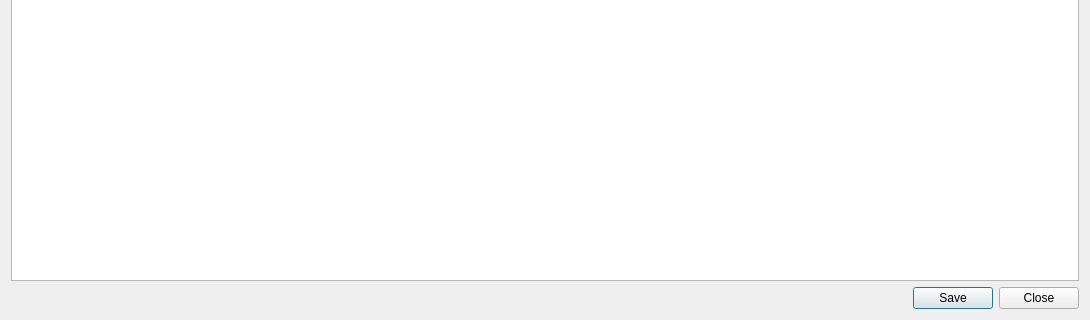
Old version of the form ui/accuracy_assessment_dialog.ui in the repository SMByC/AcATaMa; both pictures show x 0 to 1090 and y 556 to 876 of the 1090 by 876 pixel window.
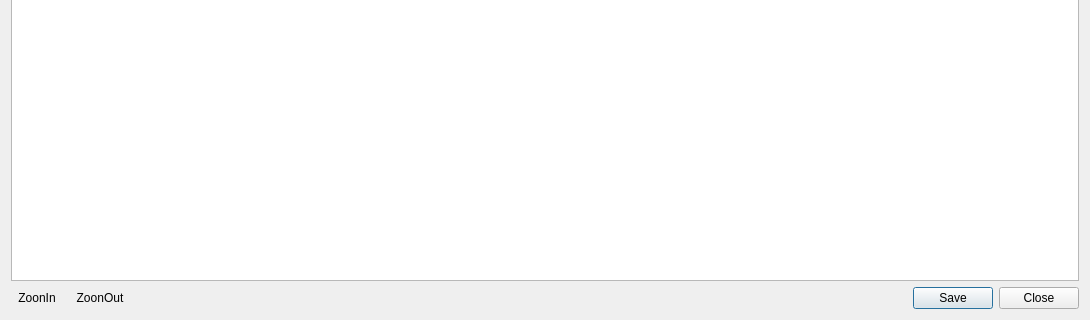
New version of the form. Icons and pictures are not drawn.

Commit message: Implemented zoom in/out in assessment results dialog

```diff
--- a/ui/accuracy_assessment_dialog.ui
+++ b/ui/accuracy_assessment_dialog.ui
@@ -29,13 +29,78 @@
     </widget>
    </item>
    <item>
-    <widget class="QDialogButtonBox" name="DialogButtons">
-     <property name="orientation">
-      <enum>Qt::Horizontal</enum>
-     </property>
-     <property name="standardButtons">
-      <set>QDialogButtonBox::Close|QDialogButtonBox::Save</set>
-     </property>
+    <widget class="QWidget" name="widget" native="true">
+     <layout class="QHBoxLayout" name="horizontalLayout">
+      <property name="margin">
+       <number>0</number>
+      </property>
+      <item>
+       <widget class="QToolButton" name="toolButton_2">
+        <property name="font">
+         <font>
+          <pointsize>9</pointsize>
+         </font>
+        </property>
+        <property name="text">
+         <string>ZoonIn</string>
+        </property>
+        <property name="icon">
+         <iconset>
+          <normaloff>:/plugins/AcATaMa/icons/zoom-in.svg</normaloff>:/plugins/AcATaMa/icons/zoom-in.svg</iconset>
+        </property>
+        <property name="iconSize">
+         <size>
+          <width>32</width>
+          <height>32</height>
+         </size>
+        </property>
+        <property name="toolButtonStyle">
+         <enum>Qt::ToolButtonTextBesideIcon</enum>
+        </property>
+        <property name="autoRaise">
+         <bool>true</bool>
+        </property>
+       </widget>
+      </item>
+      <item>
+       <widget class="QToolButton" name="toolButton">
+        <property name="font">
+         <font>
+          <pointsize>9</pointsize>
+         </font>
+        </property>
+        <property name="text">
+         <string>ZoonOut</string>
+        </property>
+        <property name="icon">
+         <iconset>
+          <normaloff>:/plugins/AcATaMa/icons/zoom-out.svg</normaloff>:/plugins/AcATaMa/icons/zoom-out.svg</iconset>
+        </property>
+        <property name="iconSize">
+         <size>
+          <width>32</width>
+          <height>32</height>
+         </size>
+        </property>
+        <property name="toolButtonStyle">
+         <enum>Qt::ToolButtonTextBesideIcon</enum>
+        </property>
+        <property name="autoRaise">
+         <bool>true</bool>
+        </property>
+       </widget>
+      </item>
+      <item>
+       <widget class="QDialogButtonBox" name="DialogButtons">
+        <property name="orientation">
+         <enum>Qt::Horizontal</enum>
+        </property>
+        <property name="standardButtons">
+         <set>QDialogButtonBox::Close|QDialogButtonBox::Save</set>
+        </property>
+       </widget>
+      </item>
+     </layout>
     </widget>
    </item>
   </layout>
```
Left out of the diff: 36 changed lines with no effect on the pictures. The commit also changes 5 other files.
